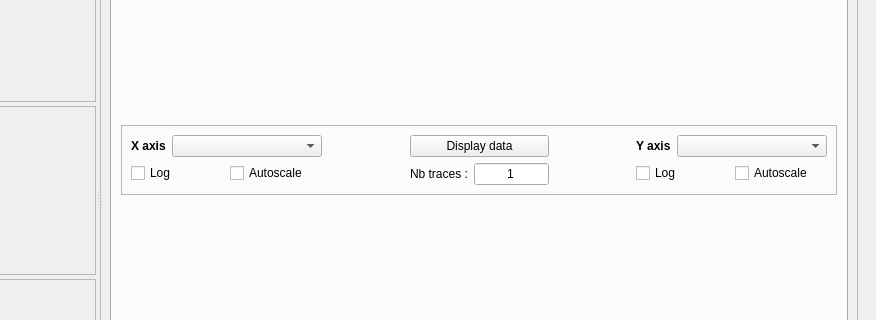
The window that autolab/core/gui/scanning/interface.ui (autolab-project/autolab) describes before a commit, drawn with Qt 5; both pictures show x 324 to 1200 and y 168 to 488 of the 1200 by 750 pixel window.
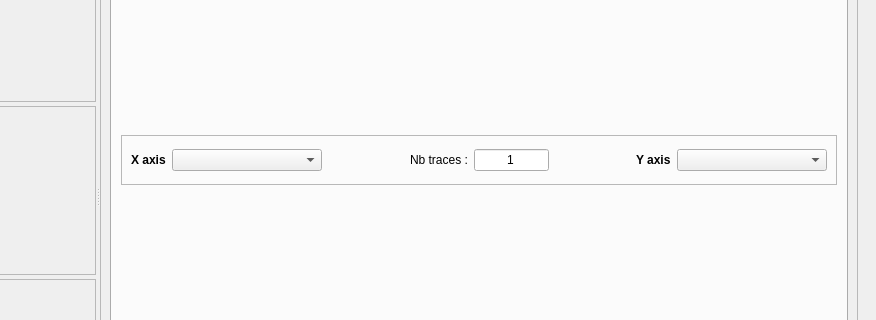
The same window after the commit. The open tabs and pages were chosen to show the change.

The edit to the form file:
```diff
--- a/autolab/core/gui/scanning/interface.ui
+++ b/autolab/core/gui/scanning/interface.ui
@@ -746,13 +746,13 @@
                   <property name="minimumSize">
                    <size>
                     <width>0</width>
-                    <height>70</height>
+                    <height>50</height>
                    </size>
                   </property>
                   <property name="maximumSize">
                    <size>
                     <width>16777215</width>
-                    <height>70</height>
+                    <height>50</height>
                    </size>
                   </property>
                   <property name="frameShape">
@@ -790,30 +790,6 @@
                          </item>
                         </layout>
                        </item>
-                       <item>
-                        <layout class="QHBoxLayout" name="horizontalLayout_17">
-                         <item>
-                          <widget class="QCheckBox" name="logScale_x_checkBox_2">
-                           <property name="toolTip">
-                            <string>Enable (disable) log scale on X axis</string>
-                           </property>
-                           <property name="text">
-                            <string>Log</string>
-                           </property>
-                          </widget>
-                         </item>
-                         <item>
-                          <widget class="QCheckBox" name="autoscale_x_checkBox_2">
-                           <property name="toolTip">
-                            <string>Enable (disable) autoscale on X axis</string>
-                           </property>
-                           <property name="text">
-                            <string>Autoscale</string>
-                           </property>
-                          </widget>
-                         </item>
-                        </layout>
-                       </item>
                       </layout>
                      </item>
                      <item>
@@ -831,20 +807,6 @@
                      </item>
                      <item>
                       <layout class="QVBoxLayout" name="verticalLayout_21">
-                       <item>
-                        <layout class="QHBoxLayout" name="horizontalLayout_18">
-                         <item>
-                          <widget class="QPushButton" name="displayScanData_pushButton_2">
-                           <property name="toolTip">
-                            <string>Take start and end value, and type of scale, from figure. </string>
-                           </property>
-                           <property name="text">
-                            <string>Display data</string>
-                           </property>
-                          </widget>
-                         </item>
-                        </layout>
-                       </item>
                        <item>
                         <layout class="QHBoxLayout" name="horizontalLayout_19">
                          <item>
@@ -940,30 +902,6 @@
                          </item>
                         </layout>
                        </item>
-                       <item>
-                        <layout class="QHBoxLayout" name="horizontalLayout_21">
-                         <item>
-                          <widget class="QCheckBox" name="logScale_y_checkBox_2">
-                           <property name="toolTip">
-                            <string>Enable (disable) log scale on Y axis</string>
-                           </property>
-                           <property name="text">
-                            <string>Log</string>
-                           </property>
-                          </widget>
-                         </item>
-                         <item>
-                          <widget class="QCheckBox" name="autoscale_y_checkBox_2">
-                           <property name="toolTip">
-                            <string>Enable (disable) autoscale on Y axis</string>
-                           </property>
-                           <property name="text">
-                            <string>Autoscale</string>
-                           </property>
-                          </widget>
-                         </item>
-                        </layout>
-                       </item>
                       </layout>
                      </item>
                     </layout>
```
Left out of the diff: 57 changed lines with no effect on the pictures.
